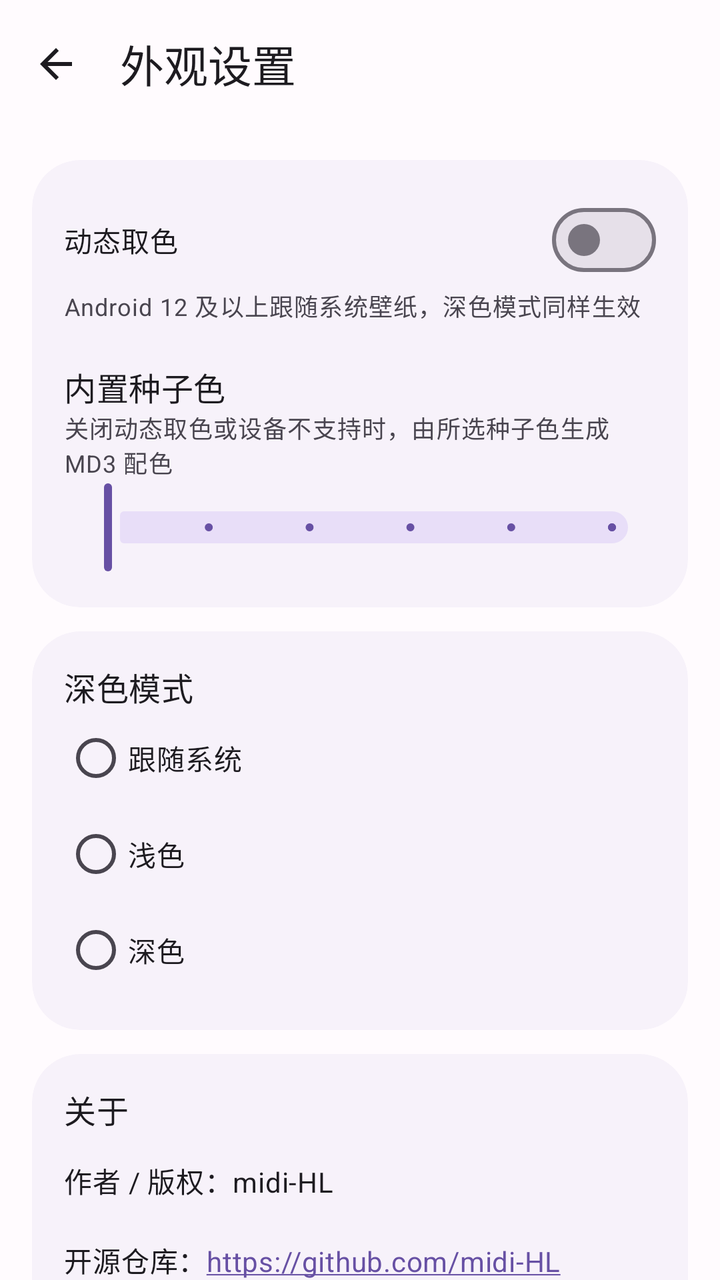
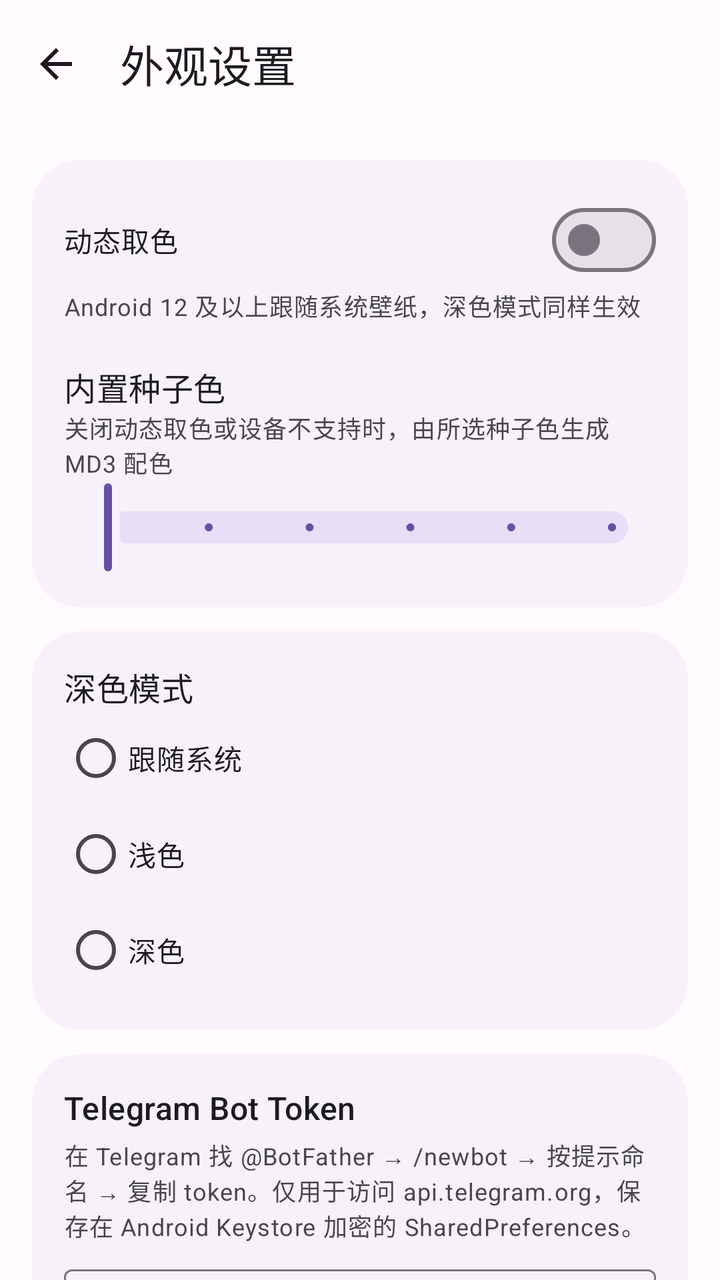

An Android layout rendered at two revisions. The XML below is the earlier revision; the diff shows what the commit changed to produce the second picture.
<!-- AndroidManifest.xml: application theme AppTheme -->
<!-- res/layout/activity_settings.xml -->
<?xml version="1.0" encoding="utf-8"?>
<androidx.coordinatorlayout.widget.CoordinatorLayout
    xmlns:android="http://schemas.android.com/apk/res/android"
    xmlns:app="http://schemas.android.com/apk/res-auto"
    android:id="@+id/settings_root"
    android:layout_width="match_parent"
    android:layout_height="match_parent"
    android:background="?attr/colorSurface">

    <com.google.android.material.appbar.AppBarLayout
        android:layout_width="match_parent"
        android:layout_height="wrap_content"
        android:fitsSystemWindows="true">

        <com.google.android.material.appbar.MaterialToolbar
            android:id="@+id/settings_toolbar"
            android:layout_width="match_parent"
            android:layout_height="?attr/actionBarSize"
            app:navigationIcon="@drawable/ic_back"
            app:navigationContentDescription="@string/main_title"
            app:title="@string/settings_title" />
    </com.google.android.material.appbar.AppBarLayout>

    <androidx.core.widget.NestedScrollView
        android:layout_width="match_parent"
        android:layout_height="match_parent"
        app:layout_behavior="@string/appbar_scrolling_view_behavior">

        <LinearLayout
            android:layout_width="match_parent"
            android:layout_height="wrap_content"
            android:orientation="vertical"
            android:padding="16dp">

            <com.google.android.material.card.MaterialCardView
                style="@style/Widget.App.Card"
                android:layout_width="match_parent"
                android:layout_height="wrap_content">

                <LinearLayout
                    android:layout_width="match_parent"
                    android:layout_height="wrap_content"
                    android:orientation="vertical">

                    <com.google.android.material.materialswitch.MaterialSwitch
                        android:id="@+id/dynamic_switch"
                        android:layout_width="match_parent"
                        android:layout_height="48dp"
                        android:text="@string/settings_dynamic" />

                    <TextView
                        android:layout_width="match_parent"
                        android:layout_height="wrap_content"
                        android:text="@string/settings_dynamic_summary"
                        android:textAppearance="?attr/textAppearanceBodySmall"
                        android:textColor="?attr/colorOnSurfaceVariant" />

                    <TextView
                        android:layout_width="match_parent"
                        android:layout_height="wrap_content"
                        android:layout_marginTop="20dp"
                        android:text="@string/settings_seed"
                        android:textAppearance="?attr/textAppearanceTitleMedium" />

                    <TextView
                        android:layout_width="match_parent"
                        android:layout_height="wrap_content"
                        android:text="@string/settings_seed_summary"
                        android:textAppearance="?attr/textAppearanceBodySmall"
                        android:textColor="?attr/colorOnSurfaceVariant" />

                    <com.google.android.material.slider.Slider
                        android:id="@+id/seed_slider"
                        android:layout_width="match_parent"
                        android:layout_height="48dp"
                        android:stepSize="1"
                        android:valueFrom="0"
                        android:valueTo="5" />
                </LinearLayout>
            </com.google.android.material.card.MaterialCardView>

            <com.google.android.material.card.MaterialCardView
                style="@style/Widget.App.Card"
                android:layout_width="match_parent"
                android:layout_height="wrap_content"
                android:layout_marginTop="12dp">

                <LinearLayout
                    android:layout_width="match_parent"
                    android:layout_height="wrap_content"
                    android:orientation="vertical">

                    <TextView
                        android:layout_width="match_parent"
                        android:layout_height="wrap_content"
                        android:text="@string/settings_theme"
                        android:textAppearance="?attr/textAppearanceTitleMedium" />

                    <com.google.android.material.radiobutton.MaterialRadioButton
                        android:id="@+id/mode_system"
                        android:layout_width="match_parent"
                        android:layout_height="48dp"
                        android:text="@string/mode_system" />

                    <com.google.android.material.radiobutton.MaterialRadioButton
                        android:id="@+id/mode_light"
                        android:layout_width="match_parent"
                        android:layout_height="48dp"
                        android:text="@string/mode_light" />

                    <com.google.android.material.radiobutton.MaterialRadioButton
                        android:id="@+id/mode_dark"
                        android:layout_width="match_parent"
                        android:layout_height="48dp"
                        android:text="@string/mode_dark" />
                </LinearLayout>
            </com.google.android.material.card.MaterialCardView>

            <com.google.android.material.card.MaterialCardView
                style="@style/Widget.App.Card"
                android:layout_width="match_parent"
                android:layout_height="wrap_content"
                android:layout_marginTop="12dp">

                <LinearLayout
                    android:layout_width="match_parent"
                    android:layout_height="wrap_content"
                    android:orientation="vertical">

                    <TextView
                        android:layout_width="match_parent"
                        android:layout_height="wrap_content"
                        android:text="@string/about_title"
                        android:textAppearance="?attr/textAppearanceTitleMedium" />

                    <TextView
                        android:id="@+id/about_author"
                        android:layout_width="match_parent"
                        android:layout_height="48dp"
                        android:gravity="center_vertical"
                        android:text="@string/about_author"
                        android:textAppearance="?attr/textAppearanceBodyMedium" />

                    <TextView
                        android:id="@+id/about_repository"
                        android:layout_width="match_parent"
                        android:layout_height="48dp"
                        android:autoLink="web"
                        android:gravity="center_vertical"
                        android:text="@string/about_repository"
                        android:textAppearance="?attr/textAppearanceBodyMedium" />

                    <TextView
                        android:id="@+id/about_version"
                        android:layout_width="match_parent"
                        android:layout_height="48dp"
                        android:gravity="center_vertical"
                        android:textAppearance="?attr/textAppearanceBodyMedium" />

                    <TextView
                        android:layout_width="match_parent"
                        android:layout_height="wrap_content"
                        android:layout_marginTop="4dp"
                        android:text="@string/about_license"
                        android:textAppearance="?attr/textAppearanceBodySmall"
                        android:textColor="?attr/colorOnSurfaceVariant" />
                </LinearLayout>
            </com.google.android.material.card.MaterialCardView>
        </LinearLayout>
    </androidx.core.widget.NestedScrollView>
</androidx.coordinatorlayout.widget.CoordinatorLayout>
<!-- resources referenced by this layout -->
<resources>
  <!-- drawable ic_back (drawable) -->
  <vector xmlns:android="http://schemas.android.com/apk/res/android"
      android:width="24dp" android:height="24dp"
      android:viewportWidth="24" android:viewportHeight="24">
      <path android:fillColor="?attr/colorOnSurface"
          android:pathData="M20,11H7.8l5.6,-5.6L12,4l-8,8l8,8l1.4,-1.4L7.8,13H20z" />
  </vector>
  <string name="about_author">作者 / 版权：midi-HL</string>
  <string name="about_license">许可：可自由使用与修改源代码；修改或分发时必须署名作者 midi-HL 并保留本仓库地址，禁止以任何对价付费分发。第三方组件仍适用各自原许可，详见 LICENSE 与 NOTICE。</string>
  <string name="about_repository">开源仓库：https://github.com/midi-HL/wastickers-importer</string>
  <string name="about_title">关于</string>
  <string name="main_title">我的贴纸包</string>
  <string name="mode_dark">深色</string>
  <string name="mode_light">浅色</string>
  <string name="mode_system">跟随系统</string>
  <string name="settings_dynamic">动态取色</string>
  <string name="settings_dynamic_summary">Android 12 及以上跟随系统壁纸，深色模式同样生效</string>
  <string name="settings_seed">内置种子色</string>
  <string name="settings_seed_summary">关闭动态取色或设备不支持时，由所选种子色生成 MD3 配色</string>
  <string name="settings_theme">深色模式</string>
  <string name="settings_title">外观设置</string>
  <style name="Widget.App.Card" parent="Widget.Material3.CardView.Filled">
          <item name="cardCornerRadius">24dp</item>
          <item name="cardBackgroundColor">?attr/colorSurfaceContainerLow</item>
          <item name="contentPadding">16dp</item>
      </style>
  <style name="AppTheme" parent="Base.AppTheme" />
  <style name="Base.AppTheme" parent="Theme.Material3.DayNight.NoActionBar">
          <item name="dynamicColorThemeOverlay">@style/ThemeOverlay.Material3.DynamicColors.DayNight</item>
          <item name="colorPrimary">@color/seed_primary</item>
          <item name="colorOnPrimary">@color/seed_on_primary</item>
          <item name="colorPrimaryContainer">@color/seed_primary_container</item>
          <item name="colorOnPrimaryContainer">@color/seed_on_primary_container</item>
          <item name="colorSurface">@color/md3_surface</item>
          <item name="colorSurfaceContainer">@color/md3_surface_container</item>
          <item name="colorSurfaceContainerLow">@color/md3_surface_container_low</item>
          <item name="colorSurfaceContainerHigh">@color/md3_surface_container_high</item>
          <item name="android:colorBackground">@color/md3_surface</item>
          <item name="android:windowActivityTransitions">true</item>
          <item name="android:windowContentTransitions">true</item>
      </style>
  <color name="seed_primary">#FF6750A4</color>
  <color name="seed_on_primary">#FFFFFFFF</color>
  <color name="seed_primary_container">#FFEADDFF</color>
  <color name="seed_on_primary_container">#FF21005D</color>
  <color name="md3_surface">#FFFFFBFE</color>
  <color name="md3_surface_container">#FFF3EDF7</color>
  <color name="md3_surface_container_low">#FFF7F2FA</color>
  <color name="md3_surface_container_high">#FFECE6F0</color>
</resources>

<!-- the commit's change to res/layout/activity_settings.xml (unified diff, before → after) -->
@@ -130,6 +130,75 @@
                     <TextView
                         android:layout_width="match_parent"
                         android:layout_height="wrap_content"
+                        android:text="@string/telegram_token_title"
+                        android:textAppearance="?attr/textAppearanceTitleMedium" />
+
+                    <TextView
+                        android:layout_width="match_parent"
+                        android:layout_height="wrap_content"
+                        android:layout_marginTop="4dp"
+                        android:text="@string/telegram_token_help"
+                        android:textAppearance="?attr/textAppearanceBodySmall"
+                        android:textColor="?attr/colorOnSurfaceVariant" />
+
+                    <com.google.android.material.textfield.TextInputLayout
+                        android:layout_width="match_parent"
+                        android:layout_height="wrap_content"
+                        android:layout_marginTop="8dp"
+                        app:endIconMode="password_toggle"
+                        android:hint="@string/telegram_token_hint">
+
+                        <com.google.android.material.textfield.TextInputEditText
+                            android:id="@+id/telegram_token_input"
+                            android:layout_width="match_parent"
+                            android:layout_height="48dp"
+                            android:inputType="textPassword"
+                            android:maxLines="1" />
+                    </com.google.android.material.textfield.TextInputLayout>
+
+                    <TextView
+                        android:id="@+id/telegram_bot_status"
+                        android:layout_width="match_parent"
+                        android:layout_height="wrap_content"
+                        android:textAppearance="?attr/textAppearanceBodySmall"
+                        android:textColor="?attr/colorOnSurfaceVariant" />
+
+                    <LinearLayout
+                        android:layout_width="match_parent"
+                        android:layout_height="wrap_content"
+                        android:orientation="horizontal">
+
+                        <com.google.android.material.button.MaterialButton
+                            android:id="@+id/telegram_save_button"
+                            android:layout_width="0dp"
+                            android:layout_height="48dp"
+                            android:layout_weight="1"
+                            android:text="@string/save_and_test" />
+
+                        <com.google.android.material.button.MaterialButton
+                            android:id="@+id/telegram_clear_button"
+                            style="@style/Widget.Material3.Button.TextButton"
+                            android:layout_width="wrap_content"
+                            android:layout_height="48dp"
+                            android:text="@string/clear" />
+                    </LinearLayout>
+                </LinearLayout>
+            </com.google.android.material.card.MaterialCardView>
+
+            <com.google.android.material.card.MaterialCardView
+                style="@style/Widget.App.Card"
+                android:layout_width="match_parent"
+                android:layout_height="wrap_content"
+                android:layout_marginTop="12dp">
+
+                <LinearLayout
+                    android:layout_width="match_parent"
+                    android:layout_height="wrap_content"
+                    android:orientation="vertical">
+
+                    <TextView
+                        android:layout_width="match_parent"
+                        android:layout_height="wrap_content"
                         android:text="@string/about_title"
                         android:textAppearance="?attr/textAppearanceTitleMedium" />
 
<!-- resource entries referenced after the edit -->
@@ -8,19 +8,24 @@
           android:pathData="M20,11H7.8l5.6,-5.6L12,4l-8,8l8,8l1.4,-1.4L7.8,13H20z" />
   </vector>
   <string name="about_author">作者 / 版权：midi-HL</string>
-  <string name="about_license">许可：可自由使用与修改源代码；修改或分发时必须署名作者 midi-HL 并保留本仓库地址，禁止以任何对价付费分发。第三方组件仍适用各自原许可，详见 LICENSE 与 NOTICE。</string>
+  <string name="about_license">许可：GPL-3.0-only；作者 midi-HL，仓库 https://github.com/midi-HL/wastickers-importer。第三方组件仍适用各自原许可，详见 LICENSE 与 NOTICE。</string>
   <string name="about_repository">开源仓库：https://github.com/midi-HL/wastickers-importer</string>
   <string name="about_title">关于</string>
+  <string name="clear">清除</string>
   <string name="main_title">我的贴纸包</string>
   <string name="mode_dark">深色</string>
   <string name="mode_light">浅色</string>
   <string name="mode_system">跟随系统</string>
+  <string name="save_and_test">保存并测试连接</string>
   <string name="settings_dynamic">动态取色</string>
   <string name="settings_dynamic_summary">Android 12 及以上跟随系统壁纸，深色模式同样生效</string>
   <string name="settings_seed">内置种子色</string>
   <string name="settings_seed_summary">关闭动态取色或设备不支持时，由所选种子色生成 MD3 配色</string>
   <string name="settings_theme">深色模式</string>
   <string name="settings_title">外观设置</string>
+  <string name="telegram_token_help">在 Telegram 找 @BotFather → /newbot → 按提示命名 → 复制 token。仅用于访问 api.telegram.org，保存在 Android Keystore 加密的 SharedPreferences。</string>
+  <string name="telegram_token_hint">123456:ABC-DEF...</string>
+  <string name="telegram_token_title">Telegram Bot Token</string>
   <style name="Widget.App.Card" parent="Widget.Material3.CardView.Filled">
           <item name="cardCornerRadius">24dp</item>
           <item name="cardBackgroundColor">?attr/colorSurfaceContainerLow</item>
